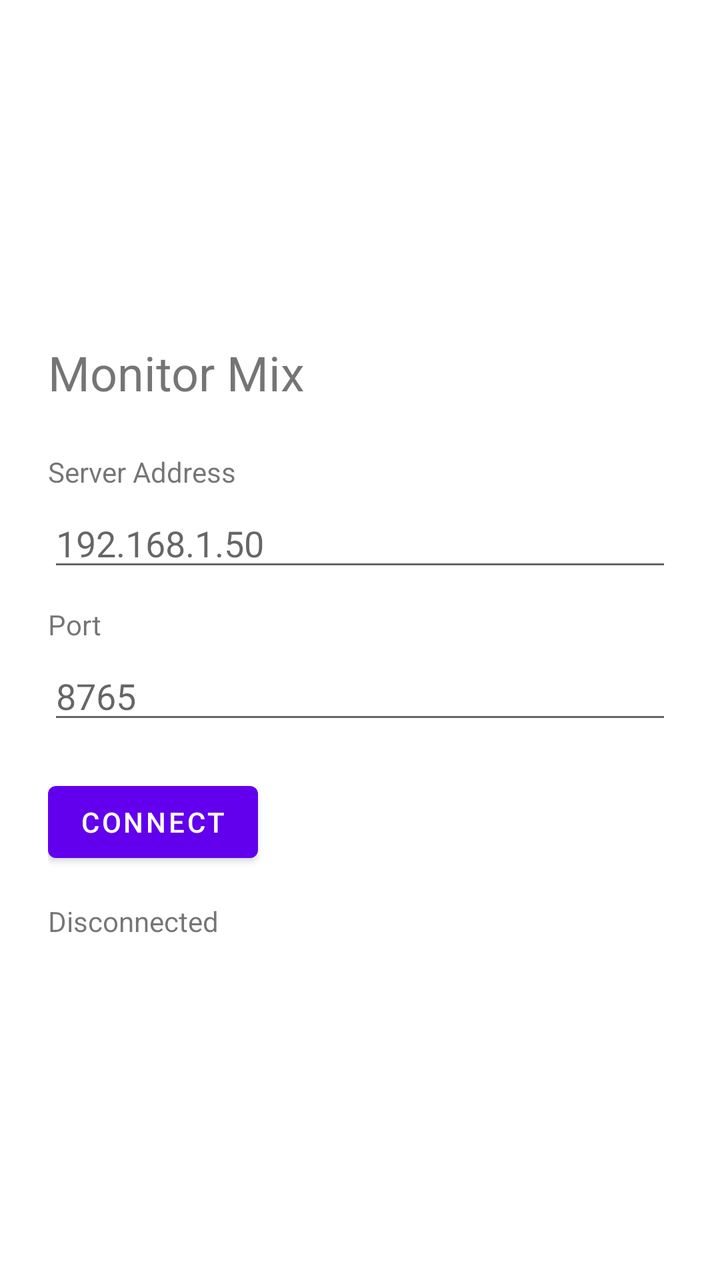
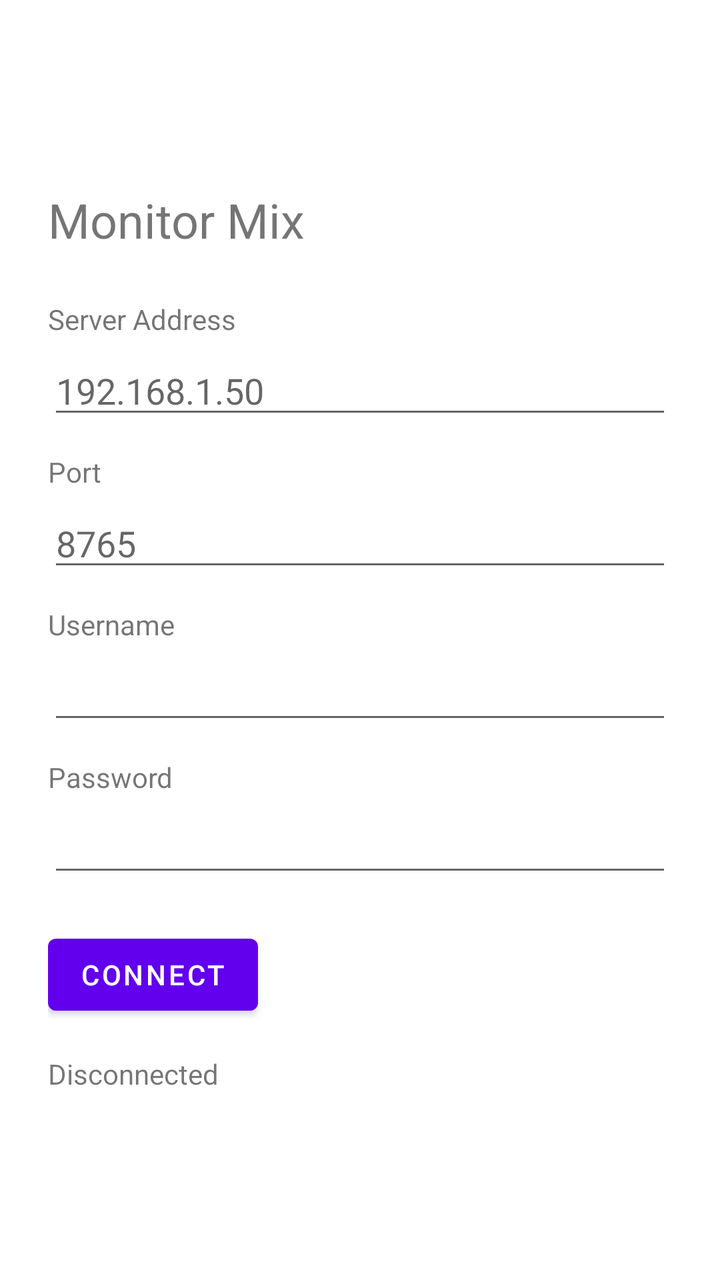

Before-and-after screenshots of an Android layout around one commit, followed by the original layout XML and the change that was made.
<!-- AndroidManifest.xml: application theme Theme.MonitorMix -->
<!-- res/layout/activity_connect.xml -->
<?xml version="1.0" encoding="utf-8"?>
<LinearLayout xmlns:android="http://schemas.android.com/apk/res/android"
    android:layout_width="match_parent"
    android:layout_height="match_parent"
    android:orientation="vertical"
    android:padding="24dp"
    android:gravity="center_vertical">

    <TextView
        android:layout_width="wrap_content"
        android:layout_height="wrap_content"
        android:text="@string/app_name"
        android:textSize="24sp"
        android:layout_marginBottom="24dp" />

    <TextView
        android:layout_width="wrap_content"
        android:layout_height="wrap_content"
        android:text="Server Address"
        android:layout_marginBottom="4dp" />

    <EditText
        android:id="@+id/host_input"
        android:layout_width="match_parent"
        android:layout_height="wrap_content"
        android:hint="192.168.1.50"
        android:inputType="textNoSuggestions"
        android:layout_marginBottom="12dp" />

    <TextView
        android:layout_width="wrap_content"
        android:layout_height="wrap_content"
        android:text="Port"
        android:layout_marginBottom="4dp" />

    <EditText
        android:id="@+id/port_input"
        android:layout_width="match_parent"
        android:layout_height="wrap_content"
        android:hint="8765"
        android:inputType="number"
        android:layout_marginBottom="20dp" />

    <Button
        android:id="@+id/connect_button"
        android:layout_width="wrap_content"
        android:layout_height="wrap_content"
        android:text="Connect" />

    <TextView
        android:id="@+id/status_label"
        android:layout_width="wrap_content"
        android:layout_height="wrap_content"
        android:layout_marginTop="16dp"
        android:text="Disconnected" />

</LinearLayout>
<!-- resources referenced by this layout -->
<resources>
  <string name="app_name">Monitor Mix</string>
  <style name="Theme.MonitorMix" parent="Theme.MaterialComponents.DayNight.NoActionBar" />
</resources>

<!-- the commit's change to res/layout/activity_connect.xml (unified diff, before → after) -->
@@ -39,6 +39,32 @@
         android:layout_height="wrap_content"
         android:hint="8765"
         android:inputType="number"
+        android:layout_marginBottom="12dp" />
+
+    <TextView
+        android:layout_width="wrap_content"
+        android:layout_height="wrap_content"
+        android:text="Username"
+        android:layout_marginBottom="4dp" />
+
+    <EditText
+        android:id="@+id/username_input"
+        android:layout_width="match_parent"
+        android:layout_height="wrap_content"
+        android:inputType="textNoSuggestions"
+        android:layout_marginBottom="12dp" />
+
+    <TextView
+        android:layout_width="wrap_content"
+        android:layout_height="wrap_content"
+        android:text="Password"
+        android:layout_marginBottom="4dp" />
+
+    <EditText
+        android:id="@+id/password_input"
+        android:layout_width="match_parent"
+        android:layout_height="wrap_content"
+        android:inputType="textPassword"
         android:layout_marginBottom="20dp" />
 
     <Button
